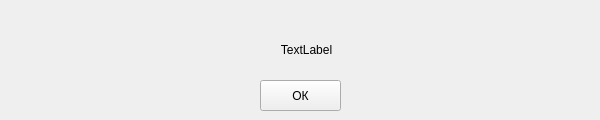
First picture: the form in ui/error.ui, repository BigSickMind/frequency-analysis, before the edit.
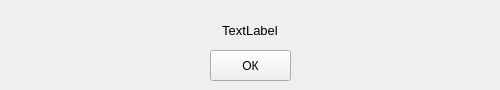
Second picture: the form after the edit. Icons and pictures are not drawn.

Commit message: Updating main logic. Updating error ui. Refactoring get_info function (get WAVE header information). Creating info ui. Creating info logic. Filling WAVE info table.

```diff
--- a/ui/error.ui
+++ b/ui/error.ui
@@ -6,20 +6,20 @@
    <rect>
     <x>0</x>
     <y>0</y>
-    <width>600</width>
-    <height>120</height>
+    <width>500</width>
+    <height>90</height>
    </rect>
   </property>
   <property name="minimumSize">
    <size>
-    <width>600</width>
-    <height>120</height>
+    <width>500</width>
+    <height>90</height>
    </size>
   </property>
   <property name="maximumSize">
    <size>
-    <width>600</width>
-    <height>120</height>
+    <width>500</width>
+    <height>90</height>
    </size>
   </property>
   <property name="windowTitle">
@@ -32,8 +32,8 @@
   <widget class="QPushButton" name="buttonOk">
    <property name="geometry">
     <rect>
-     <x>260</x>
-     <y>80</y>
+     <x>210</x>
+     <y>50</y>
      <width>81</width>
      <height>31</height>
     </rect>
@@ -45,12 +45,17 @@
   <widget class="QLabel" name="labelError">
    <property name="geometry">
     <rect>
-     <x>36</x>
-     <y>40</y>
-     <width>541</width>
+     <x>50</x>
+     <y>20</y>
+     <width>400</width>
      <height>20</height>
     </rect>
    </property>
+   <property name="font">
+    <font>
+     <pointsize>10</pointsize>
+    </font>
+   </property>
    <property name="text">
     <string>TextLabel</string>
    </property>
```
Left out of the diff: 3 changed lines with no effect on the pictures. The commit also changes 12 other files.
